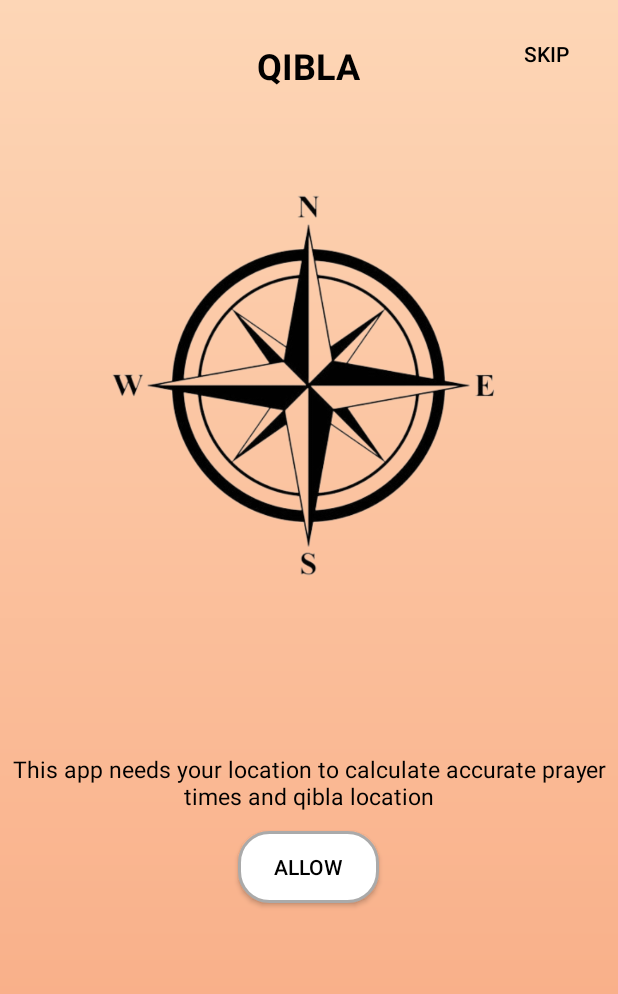
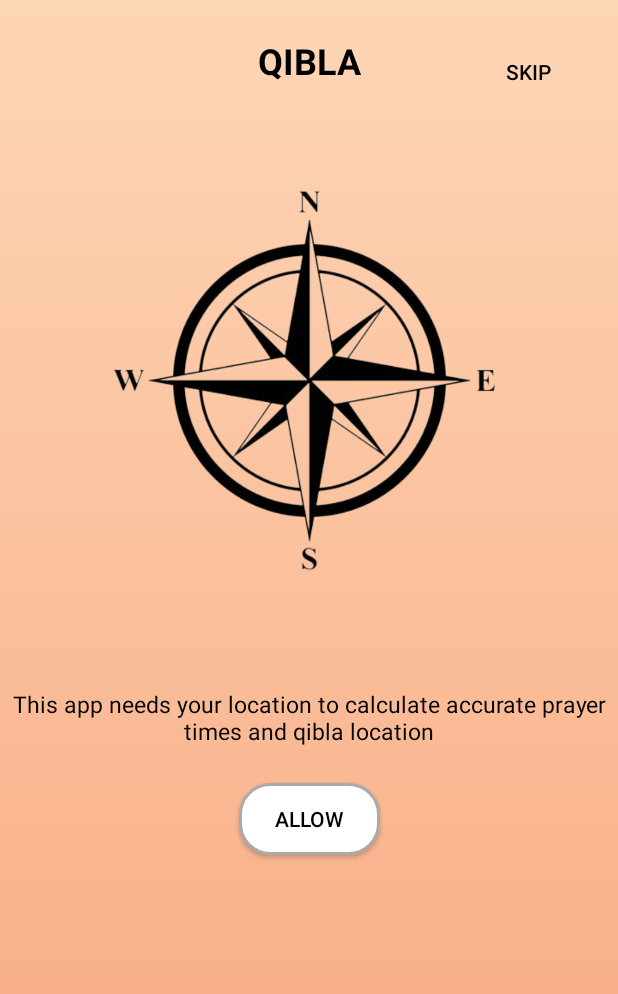
Before and after one commit to Zaeem-Raza/BCSF21M022_islam360, an Android app: the screen it shows after launch (Direction), on a phone screen of 412 x 824 dp. Shown: the top 994 px of the screen. Run offline under Robolectric (Android 15) with nearby library versions, the phone set to English and light mode, and no system bars.

Commit message:
implemented home screen

```diff
--- a/app/src/main/AndroidManifest.xml
+++ b/app/src/main/AndroidManifest.xml
@@ -13,6 +13,9 @@
         android:theme="@style/Theme.Islam360"
         tools:targetApi="31">
         <activity
+            android:name=".HomeActivity"
+            android:exported="false" />
+        <activity
             android:name=".Direction"
             android:exported="false"
             android:theme="@style/Theme.Islam360" />
@@ -25,6 +28,7 @@
                 <category android:name="android.intent.category.LAUNCHER" />
             </intent-filter>
         </activity>
+
     </application>
 
 </manifest>
--- a/app/src/main/java/com/example/islam360/Direction.kt
+++ b/app/src/main/java/com/example/islam360/Direction.kt
@@ -1,24 +1,36 @@
 package com.example.islam360
 
+import android.content.Intent
 import android.os.Bundle
-import com.google.android.material.snackbar.Snackbar
 import androidx.appcompat.app.AppCompatActivity
-import androidx.navigation.findNavController
-import androidx.navigation.ui.AppBarConfiguration
-import androidx.navigation.ui.navigateUp
-import androidx.navigation.ui.setupActionBarWithNavController
 import com.example.islam360.databinding.ActivityDirectionBinding
 
 class Direction : AppCompatActivity() {
 
-    private lateinit var appBarConfiguration: AppBarConfiguration
+    private lateinit var binding: ActivityDirectionBinding
 
     override fun onCreate(savedInstanceState: Bundle?) {
         super.onCreate(savedInstanceState)
 
-        setContentView(R.layout.activity_direction)
+        binding = ActivityDirectionBinding.inflate(layoutInflater)
+        setContentView(binding.root)
 
+        // Set up listeners for Skip and Allow buttons
+        binding.skipButton.setOnClickListener {
+            // Redirect to Home screen when Skip is clicked
+            navigateToHome()
+        }
+
+        binding.allowButton.setOnClickListener {
+            // Redirect to Home screen when Allow is clicked
+            navigateToHome()
+        }
     }
 
-
+    // Function to handle navigation to HomeActivity
+    private fun navigateToHome() {
+        val intent = Intent(this, HomeActivity::class.java)
+        startActivity(intent)
+        finish()  // Optional: Finish Direction activity so it can't be returned to
+    }
 }
--- /dev/null
+++ b/app/src/main/java/com/example/islam360/HomeActivity.kt
@@ -0,0 +1,12 @@
+package com.example.islam360
+
+import android.os.Bundle
+import androidx.appcompat.app.AppCompatActivity
+
+class HomeActivity : AppCompatActivity() {
+
+    override fun onCreate(savedInstanceState: Bundle?) {
+        super.onCreate(savedInstanceState)
+        setContentView(R.layout.activity_home)  // Create this layout later
+    }
+}
--- a/app/src/main/res/layout/activity_direction.xml
+++ b/app/src/main/res/layout/activity_direction.xml
@@ -1,13 +1,83 @@
 <?xml version="1.0" encoding="utf-8"?>
-<androidx.coordinatorlayout.widget.CoordinatorLayout xmlns:android="http://schemas.android.com/apk/res/android"
+<androidx.constraintlayout.widget.ConstraintLayout xmlns:android="http://schemas.android.com/apk/res/android"
     xmlns:app="http://schemas.android.com/apk/res-auto"
     xmlns:tools="http://schemas.android.com/tools"
     android:layout_width="match_parent"
     android:layout_height="match_parent"
-    android:fitsSystemWindows="true"
+    android:background="@drawable/background_gradient"
     tools:context=".Direction">
 
+    <!-- Title Text (QIBLA) -->
+    <TextView
+        android:id="@+id/qiblaTitle"
+        android:layout_width="wrap_content"
+        android:layout_height="wrap_content"
+        android:gravity="center"
+        android:text="QIBLA"
+        android:textColor="@android:color/black"
+        android:textSize="24sp"
+        android:textStyle="bold"
+        app:layout_constraintTop_toTopOf="parent"
+        app:layout_constraintEnd_toEndOf="parent"
+        app:layout_constraintStart_toStartOf="parent"
+        android:layout_marginTop="24dp" />
 
-    <include layout="@layout/content_direction" />
+    <!-- Skip Button -->
+    <Button
+        android:id="@+id/skipButton"
+        android:layout_width="wrap_content"
+        android:layout_height="wrap_content"
+        android:background="?attr/selectableItemBackground"
+        android:text="Skip"
+        android:textColor="@android:color/black"
+        android:textSize="14sp"
+        app:layout_constraintTop_toTopOf="parent"
+        app:layout_constraintEnd_toEndOf="parent"
+        android:layout_marginTop="24dp"
+        android:layout_marginEnd="16dp" />
 
-</androidx.coordinatorlayout.widget.CoordinatorLayout>
+    <!-- Compass Image (Qibla) -->
+    <ImageView
+        android:id="@+id/imageView"
+        android:layout_width="286dp"
+        android:layout_height="346dp"
+        android:layout_marginTop="24dp"
+        app:layout_constraintTop_toBottomOf="@id/qiblaTitle"
+        app:layout_constraintEnd_toEndOf="parent"
+        app:layout_constraintStart_toStartOf="parent"
+        app:srcCompat="@drawable/qibla" />
+
+    <!-- Location Permission Information Text -->
+    <TextView
+        android:id="@+id/termsText"
+        android:layout_width="0dp"
+        android:layout_height="wrap_content"
+        android:layout_marginTop="32dp"
+        android:gravity="center"
+        android:text="This app needs your location to calculate accurate prayer times and qibla location"
+        android:textColor="@android:color/black"
+        android:textSize="15sp"
+        app:layout_constraintTop_toBottomOf="@id/imageView"
+        app:layout_constraintEnd_toEndOf="parent"
+        app:layout_constraintStart_toStartOf="parent"
+        app:layout_constraintHorizontal_bias="0.5" />
+
+    <!-- Allow Button -->
+    <Button
+        android:id="@+id/allowButton"
+        android:layout_width="wrap_content"
+        android:layout_height="wrap_content"
+        android:background="@drawable/rounded_button"
+        android:backgroundTint="@null"
+        android:paddingStart="24dp"
+        android:paddingTop="12dp"
+        android:paddingEnd="24dp"
+        android:paddingBottom="12dp"
+        android:text="Allow"
+        android:textColor="@android:color/black"
+        app:layout_constraintTop_toBottomOf="@id/termsText"
+        app:layout_constraintEnd_toEndOf="parent"
+        app:layout_constraintStart_toStartOf="parent"
+        android:layout_marginTop="24dp" />
+
+</androidx.constraintlayout.widget.ConstraintLayout>
--- /dev/null
+++ b/app/src/main/res/layout/activity_home.xml
@@ -0,0 +1,22 @@
+<?xml version="1.0" encoding="utf-8"?>
+<androidx.constraintlayout.widget.ConstraintLayout xmlns:android="http://schemas.android.com/apk/res/android"
+    xmlns:app="http://schemas.android.com/apk/res-auto"
+    xmlns:tools="http://schemas.android.com/tools"
+    android:layout_width="match_parent"
+    android:layout_height="match_parent"
+    tools:context=".HomeActivity">
+
+    <TextView
+        android:id="@+id/welcomeText"
+        android:layout_width="wrap_content"
+        android:layout_height="wrap_content"
+        android:text="Welcome to Home Screen!"
+        android:textSize="24sp"
+        android:textColor="@android:color/black"
+        app:layout_constraintTop_toTopOf="parent"
+        app:layout_constraintStart_toStartOf="parent"
+        app:layout_constraintEnd_toEndOf="parent"
+        app:layout_constraintBottom_toBottomOf="parent"
+        android:gravity="center"/>
+
+</androidx.constraintlayout.widget.ConstraintLayout>
```
